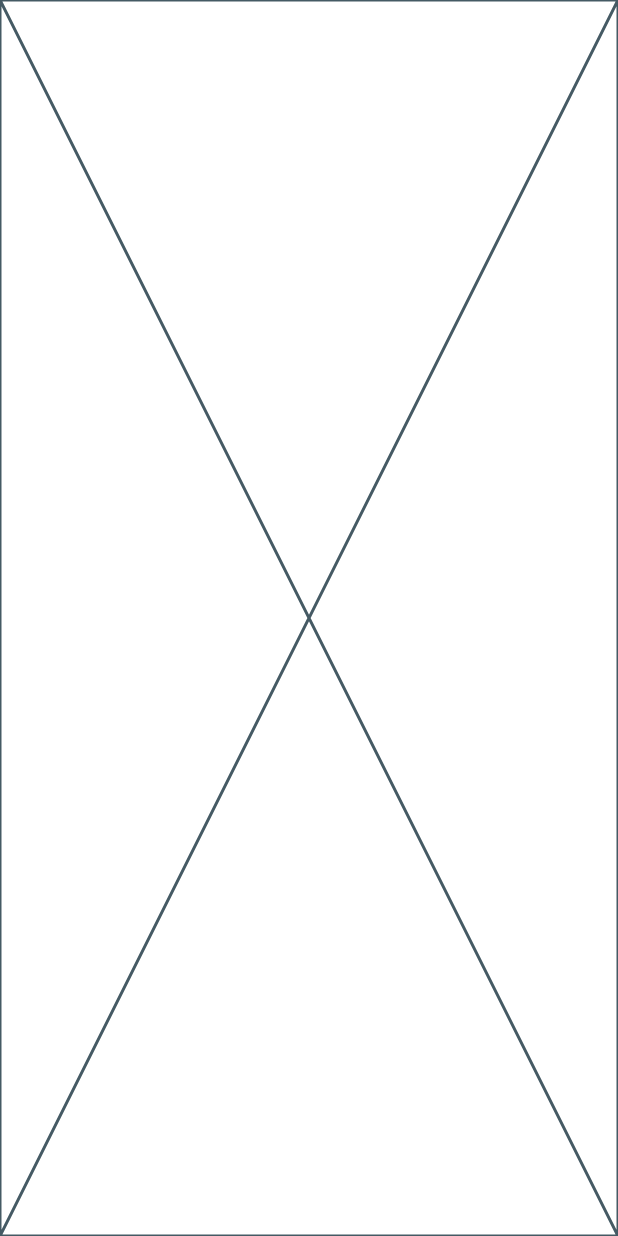
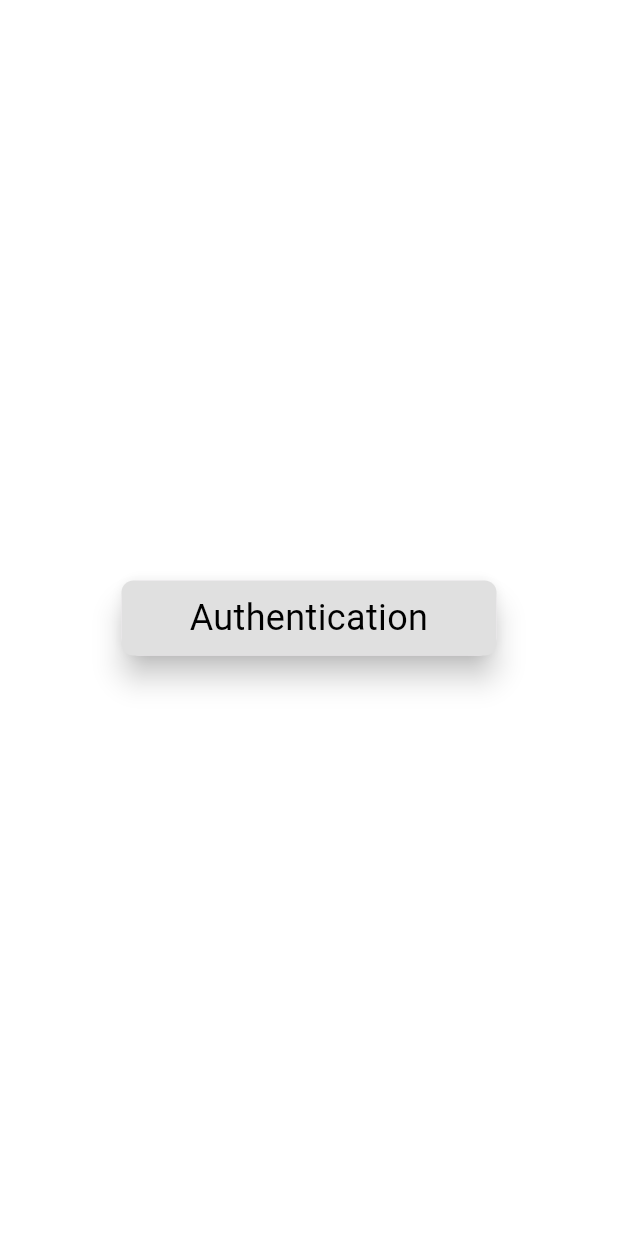
Before and after one commit to hmoustaphaousmane/authentication-ui, a Flutter app: the screen it shows after launch, on a phone screen of 412 x 824 dp. Run offline on Flutter 3.47's test engine with Material 3 defaults, Android fonts, the phone set to English and light mode, and no system bars.

Commit message:
feat: create custome button widget

```diff
--- a/lib/main.dart
+++ b/lib/main.dart
@@ -1,3 +1,4 @@
+import 'package:auth_ui/widgets.dart/button_widget.dart';
 import 'package:flutter/material.dart';
 
 void main() {
@@ -12,8 +13,8 @@ class MyApp extends StatelessWidget {
   Widget build(BuildContext context) {
     return const MaterialApp(
       debugShowCheckedModeBanner: false,
-      title: "Auth UI",
-      home: Placeholder(),
+      title: 'Auth UI',
+      home: MyButton(buttonText: 'Authentication',),
     );
   }
 }
--- /dev/null
+++ b/lib/widgets.dart/button_widget.dart
@@ -0,0 +1,45 @@
+import 'package:flutter/material.dart';
+
+class MyButton extends StatelessWidget {
+  const MyButton(
+      {super.key, required this.buttonText, this.onTap});
+
+  final String buttonText;
+  final Function()? onTap;
+
+  @override
+  Widget build(BuildContext context) {
+    return Center(
+      child: Material(
+        elevation: 8.0,
+        borderRadius: BorderRadius.circular(12.0),
+        child: InkWell(
+          onTap: onTap,
+          child: Container(
+            height: 50,
+            width: 250,
+            decoration: BoxDecoration(
+              color: Colors.grey[300],
+              borderRadius: BorderRadius.circular(8.0),
+            ),
+            child: Row(
+              children: [
+                Expanded(
+                  child: Text(
+                    buttonText,
+                    textAlign: TextAlign.center,
+                    style: const TextStyle(
+                      fontSize: 24,
+                      color: Colors.black,
+                      // fontWeight: FontWeight.bold,
+                    ),
+                  ),
+                ),
+              ],
+            ),
+          ),
+        ),
+      ),
+    );
+  }
+}
```
